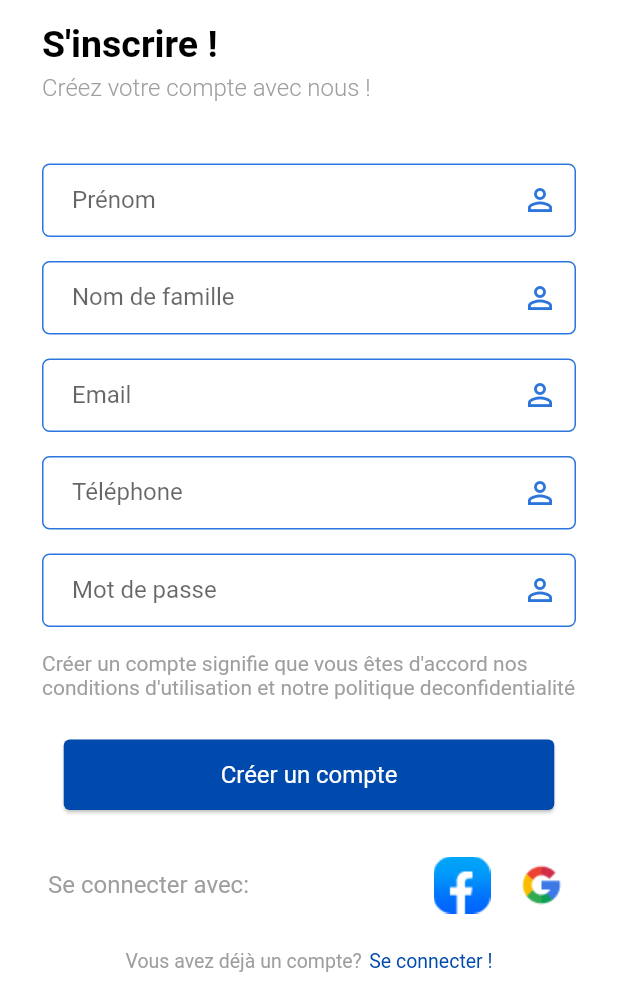
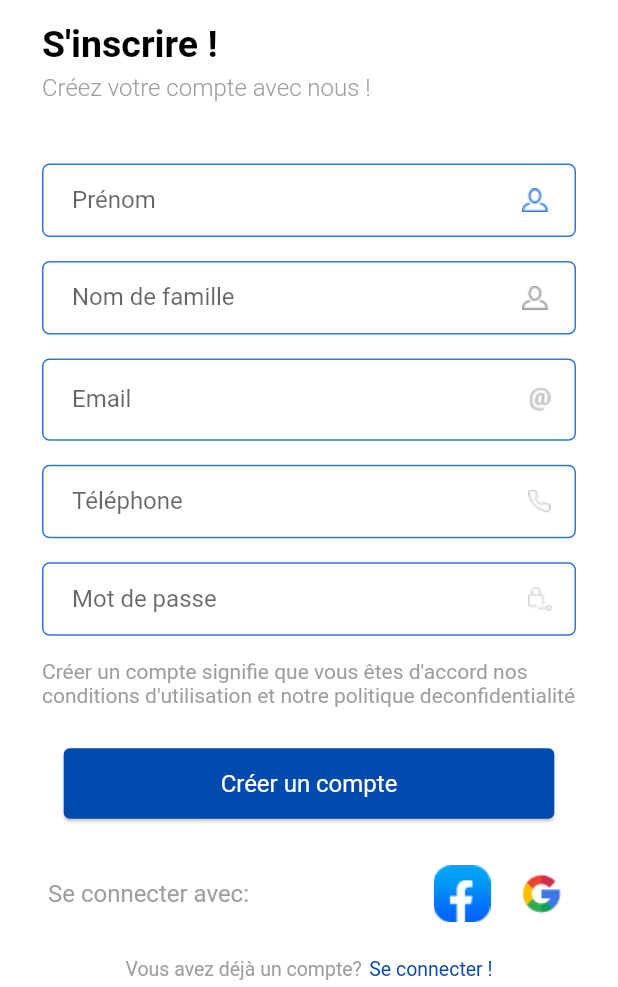
Before and after one commit to shahrukhktk/gam-flutter-mobile-app, a Flutter app: the screen it shows after launch, after a tap on "Rejoignez nous maintenant", on a phone screen of 412 x 824 dp, the part 249-1236 px from its top. Run offline on Flutter 3.47's test engine with Material 2 defaults, Android fonts, the phone set to English and light mode, and no system bars; our stand-ins replace font_awesome_flutter.

```diff
--- a/lib/All_Screens/Authentication_screens/login.dart
+++ b/lib/All_Screens/Authentication_screens/login.dart
@@ -64,12 +64,12 @@ class _LoginScreenState extends State<LoginScreen> {
 
                     Padding(
                       padding: const EdgeInsets.all(8.0),
-                      child: textFieldWidget(text: Strings_Text.email,),
+                      child: email_Textfield(text: Strings_Text.email,),
                     ),
 
                     Padding(
                       padding: const EdgeInsets.all(8.0),
-                      child: textFieldWidget(text: Strings_Text.password,),
+                      child: password_Textfield(text: Strings_Text.password,),
                     ),
                   ],
                 ),
--- a/lib/All_Screens/Authentication_screens/resetpassword.dart
+++ b/lib/All_Screens/Authentication_screens/resetpassword.dart
@@ -62,7 +62,7 @@ class _ResetPasswordScreenState extends State<ResetPasswordScreen> {
 
                     Padding(
                       padding: const EdgeInsets.all(15.0),
-                      child: textFieldWidget(text: Strings_Text.email,),
+                      child: email_Textfield(text: Strings_Text.email,),
                     ),
 
                   ],
--- a/lib/All_Screens/Authentication_screens/signup.dart
+++ b/lib/All_Screens/Authentication_screens/signup.dart
@@ -63,27 +63,27 @@ class _SignupScreenState extends State<SignupScreen> {
                   children: [
                     Padding(
                       padding: const EdgeInsets.all(8.0),
-                      child: textFieldWidget(text: Strings_Text.firstname,),
+                      child: firstname_textfield(text: Strings_Text.firstname,),
                     ),
 
                     Padding(
                       padding: const EdgeInsets.all(8.0),
-                      child: textFieldWidget(text: Strings_Text.lastname,),
+                      child: lastname_textfield(text: Strings_Text.lastname,),
                     ),
 
                     Padding(
                       padding: const EdgeInsets.all(8.0),
-                      child: textFieldWidget(text: Strings_Text.email,),
+                      child: email_Textfield(text: Strings_Text.email,),
                     ),
 
                     Padding(
                       padding: const EdgeInsets.all(8.0),
-                      child: textFieldWidget(text: Strings_Text.phone,),
+                      child: phone_Textfield(text: Strings_Text.phone,),
                     ),
 
                     Padding(
                       padding: const EdgeInsets.all(8.0),
-                      child: textFieldWidget(text: Strings_Text.password,),
+                      child: password_Textfield(text: Strings_Text.password,),
                     ),
                   ],
                 ),
--- a/lib/All_Screens/Constants/app_assets.dart
+++ b/lib/All_Screens/Constants/app_assets.dart
@@ -47,6 +47,12 @@ class Strings_Text
   static const String username = "Martial Bogra";
   static const String lic_num = "FJ - 93432 - 3244";
   static const String address = "Lome, Togo";
+  static const String dob = "D/O/B";
+  static const String updatepassword = "Mettre à jour le mot de passe";
+  static const String saveupdates = "Sauvegarder les modifications";
+
+
+
 
 
 
--- a/lib/All_Screens/Constants/custom_textfield.dart
+++ b/lib/All_Screens/Constants/custom_textfield.dart
@@ -1,22 +1,170 @@
 import 'package:flutter/material.dart';
 import 'app_assets.dart';
 
-class textFieldWidget extends StatelessWidget {
+class firstname_textfield extends StatelessWidget {
 
   final String text;
-  textFieldWidget({this.text});
+  firstname_textfield({this.text});
 
   @override
   Widget build(BuildContext context) {
 
-    final phoneTextField = TextFormField(
+    final firstname = TextFormField(
+        keyboardType: TextInputType.name,
+        decoration: InputDecoration(
+          hoverColor: Colors.grey,
+          focusColor: AppColors.accentcolor,
+          labelText: text,
+          contentPadding: EdgeInsets.fromLTRB(20.0, 15.0, 20.0, 15.0),
+          suffixIcon: Image(image: AssetImage('images/ic_user_focused.png'),),
+          fillColor: AppColors.accentcolor,
+          focusedBorder: OutlineInputBorder(
+            borderRadius: BorderRadius.circular(5.0),
+            borderSide: BorderSide(
+              color: AppColors.accentcolor,
+            ),
+          ),
+          enabledBorder: OutlineInputBorder(
+            borderRadius: BorderRadius.circular(5.0),
+            borderSide: BorderSide(
+              color: AppColors.accentcolor,
+              width: 1.0,
+            ),
+          ),
+        )
+    );
+
+    return firstname;
+  }
+}
+
+class lastname_textfield extends StatelessWidget {
+
+  final String text;
+  lastname_textfield({this.text});
+
+  @override
+  Widget build(BuildContext context) {
+
+    final lastname = TextFormField(
+        keyboardType: TextInputType.name,
+        decoration: InputDecoration(
+          hoverColor: Colors.grey,
+          focusColor: AppColors.accentcolor,
+          labelText: text,
+          contentPadding: EdgeInsets.fromLTRB(20.0, 15.0, 20.0, 15.0),
+          suffixIcon: Image(image: AssetImage('images/ic_user_unfocused.png'),),
+          fillColor: AppColors.accentcolor,
+          focusedBorder: OutlineInputBorder(
+            borderRadius: BorderRadius.circular(5.0),
+            borderSide: BorderSide(
+              color: AppColors.accentcolor,
+            ),
+          ),
+          enabledBorder: OutlineInputBorder(
+            borderRadius: BorderRadius.circular(5.0),
+            borderSide: BorderSide(
+              color: AppColors.accentcolor,
+              width: 1.0,
+            ),
+          ),
+        )
+    );
+
+    return lastname;
+  }
+}
+
+class dob_textfield extends StatelessWidget {
+
+  final String text;
+  dob_textfield({this.text});
+
+  @override
+  Widget build(BuildContext context) {
+
+    final dob = TextFormField(
+        keyboardType: TextInputType.datetime,
+        decoration: InputDecoration(
+          hoverColor: Colors.grey,
+          focusColor: AppColors.accentcolor,
+          labelText: text,
+          contentPadding: EdgeInsets.fromLTRB(20.0, 15.0, 20.0, 15.0),
+          suffixIcon: Image(image: AssetImage('images/ic_calendar_unfoc.png'),),
+          fillColor: AppColors.accentcolor,
+          focusedBorder: OutlineInputBorder(
+            borderRadius: BorderRadius.circular(5.0),
+            borderSide: BorderSide(
+              color: AppColors.accentcolor,
+            ),
+          ),
+          enabledBorder: OutlineInputBorder(
+            borderRadius: BorderRadius.circular(5.0),
+            borderSide: BorderSide(
+              color: AppColors.accentcolor,
+              width: 1.0,
+            ),
+          ),
+        )
+    );
+
+    return dob;
+  }
+}
+
+class password_Textfield extends StatelessWidget {
+
+  final String text;
+  password_Textfield({this.text});
+
+  @override
+  Widget build(BuildContext context) {
+
+    final password = TextFormField(
         keyboardType: TextInputType.text,
         decoration: InputDecoration(
           hoverColor: Colors.grey,
           focusColor: AppColors.accentcolor,
           labelText: text,
           contentPadding: EdgeInsets.fromLTRB(20.0, 15.0, 20.0, 15.0),
-          suffixIcon: Icon(Icons.person_outline, color: AppColors.accentcolor,),
+          suffixIcon: Image(image: AssetImage('images/ic_pass_unfoc.png'),),
+          fillColor: AppColors.accentcolor,
+          focusedBorder: OutlineInputBorder(
+            borderRadius: BorderRadius.circular(5.0),
+            borderSide: BorderSide(
+              color: AppColors.accentcolor,
+            ),
+          ),
+          enabledBorder: OutlineInputBorder(
+            borderRadius: BorderRadius.circular(5.0),
+            borderSide: BorderSide(
+              color: AppColors.accentcolor,
+              width: 1.0,
+            ),
+          ),
+        )
+    );
+
+    return password;
+  }
+}
+
+class phone_Textfield extends StatelessWidget {
+
+  final String text;
+  phone_Textfield({this.text});
+
+  @override
+  Widget build(BuildContext context) {
+
+    final phoneTextField = TextFormField(
+        keyboardType: TextInputType.phone,
+        decoration: InputDecoration(
+          hoverColor: Colors.grey,
+          focusColor: AppColors.accentcolor,
+          labelText: text,
+          contentPadding: EdgeInsets.fromLTRB(20.0, 15.0, 20.0, 15.0),
+          suffixIcon: Image(image: AssetImage('images/ic_phone_unfoc.png'),),
           fillColor: AppColors.accentcolor,
           focusedBorder: OutlineInputBorder(
             borderRadius: BorderRadius.circular(5.0),
@@ -37,3 +185,40 @@ class textFieldWidget extends StatelessWidget {
     return phoneTextField;
   }
 }
+
+class email_Textfield extends StatelessWidget {
+
+  final String text;
+  email_Textfield({this.text});
+
+  @override
+  Widget build(BuildContext context) {
+
+    final email = TextFormField(
+        keyboardType: TextInputType.emailAddress,
+        decoration: InputDecoration(
+          hoverColor: Colors.grey,
+          focusColor: AppColors.accentcolor,
+          labelText: text,
+          contentPadding: EdgeInsets.fromLTRB(20.0, 15.0, 20.0, 15.0),
+          suffixIcon: Image(image: AssetImage('images/ic_email_unfoc.png'),),
+          fillColor: AppColors.accentcolor,
+          focusedBorder: OutlineInputBorder(
+            borderRadius: BorderRadius.circular(5.0),
+            borderSide: BorderSide(
+              color: AppColors.accentcolor,
+            ),
+          ),
+          enabledBorder: OutlineInputBorder(
+            borderRadius: BorderRadius.circular(5.0),
+            borderSide: BorderSide(
+              color: AppColors.accentcolor,
+              width: 1.0,
+            ),
+          ),
+        )
+    );
+
+    return email;
+  }
+}
```
Also changed, not shown: lib/All_Screens/main_screens/editprofile.dart (added, +102 -0 lines), lib/All_Screens/main_screens/profile.dart (+6 -3 lines), pubspec.yaml (+12 -0 lines), images/edit_profileicon.png (added), images/ic_calendar_foc.png (added), images/ic_calendar_unfoc.png (added), images/ic_email_foc.png (added), images/ic_email_unfoc.png (added), images/ic_pass_foc.png (added), images/ic_pass_unfoc.png (added), images/ic_phone_foc.png (added), images/ic_phone_unfoc.png (added), images/ic_user_focused.png (added), images/ic_user_unfocused.png (added).
